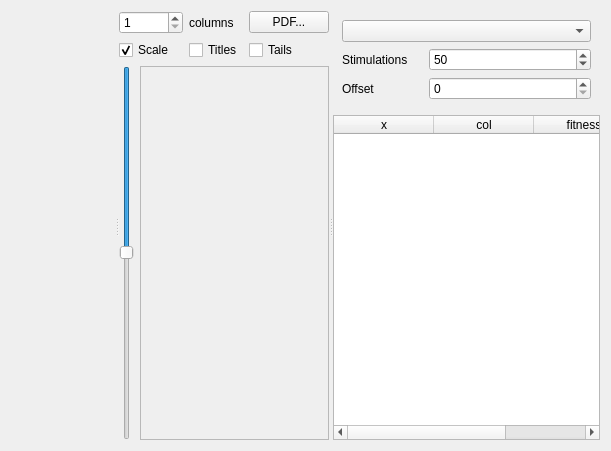
The window that src/gui/stimulationplotter.ui (CompEphys-team/rtdo) describes before a commit, drawn with Qt 5.
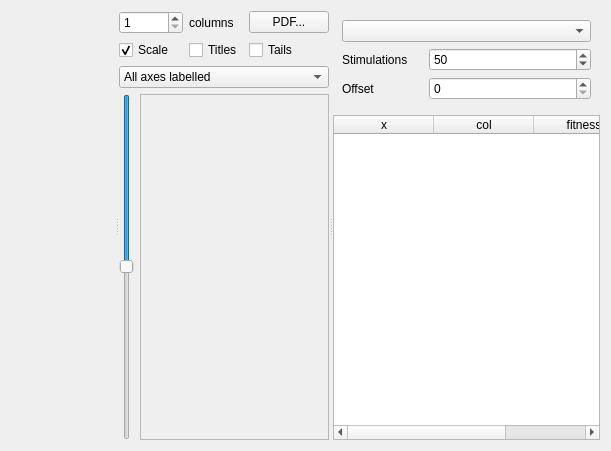
The same window after the commit. Custom widgets are drawn as their Qt base class.

Commit message: Figure funcs for StimulationPlotter (appendix help)

Diff of the .ui file:
```diff
--- a/src/gui/stimulationplotter.ui
+++ b/src/gui/stimulationplotter.ui
@@ -22,7 +22,7 @@
      <widget class="QCustomPlot" name="overlay" native="true"/>
      <widget class="QWidget" name="widget_2" native="true">
       <layout class="QGridLayout" name="gridLayout_2">
-       <item row="2" column="1" colspan="3">
+       <item row="3" column="1" colspan="3">
         <widget class="QScrollArea" name="scrollArea">
          <property name="widgetResizable">
           <bool>true</bool>
@@ -33,7 +33,7 @@
             <x>0</x>
             <y>0</y>
             <width>185</width>
-            <height>356</height>
+            <height>327</height>
            </rect>
           </property>
          </widget>
@@ -67,7 +67,7 @@
          </property>
         </widget>
        </item>
-       <item row="2" column="0">
+       <item row="3" column="0">
         <widget class="QSlider" name="slider">
          <property name="minimum">
           <number>1</number>
@@ -109,6 +109,25 @@
          </property>
         </widget>
        </item>
+       <item row="2" column="0" colspan="4">
+        <widget class="QComboBox" name="fig_column">
+         <item>
+          <property name="text">
+           <string>All axes labelled</string>
+          </property>
+         </item>
+         <item>
+          <property name="text">
+           <string>Left column</string>
+          </property>
+         </item>
+         <item>
+          <property name="text">
+           <string>Other column</string>
+          </property>
+         </item>
+        </widget>
+       </item>
       </layout>
      </widget>
      <widget class="QWidget" name="widget" native="true">
```
The commit also changes 1 other file.
